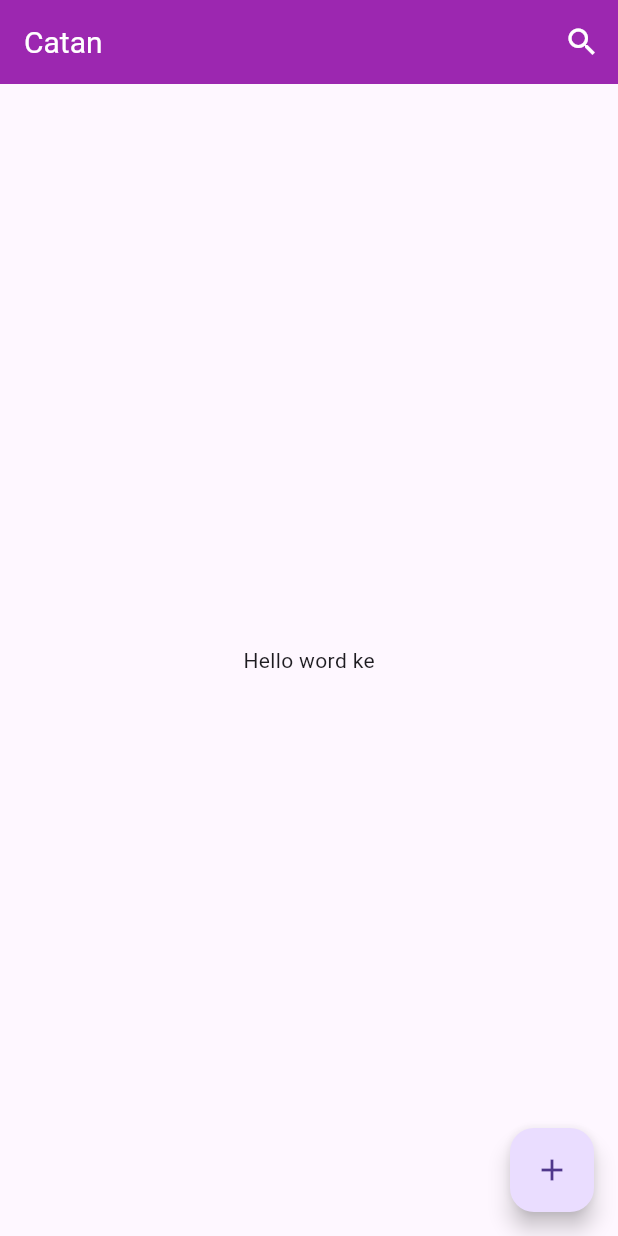
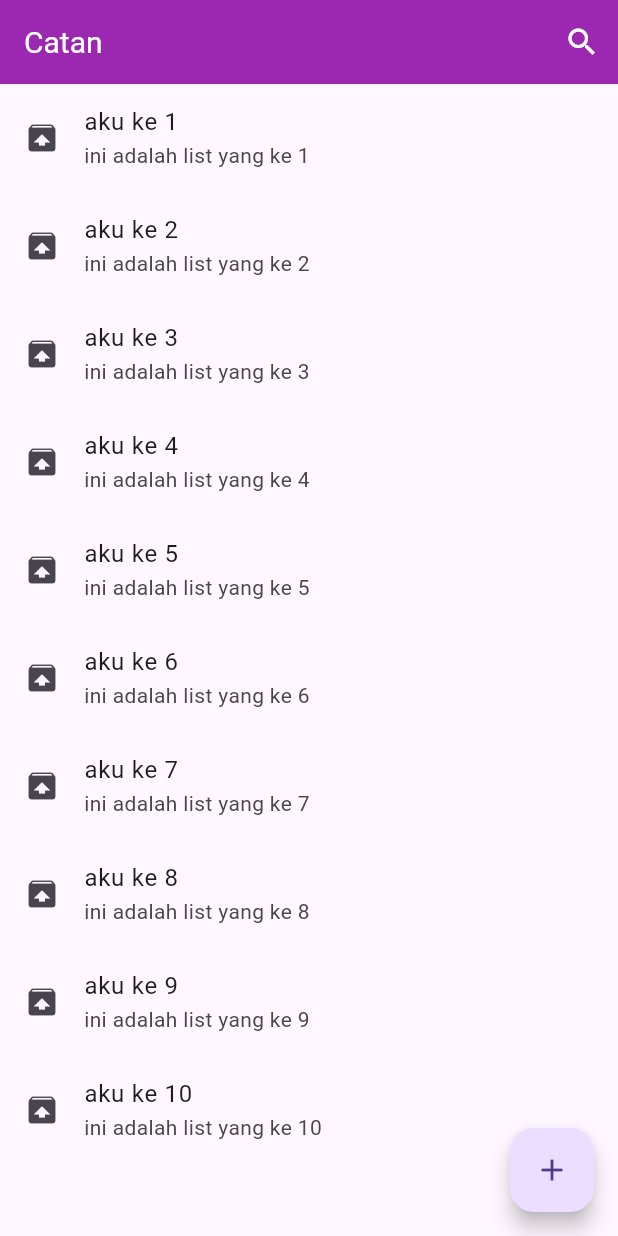
Before and after one commit to AimanFadillah/Belajar-Flutter, a Flutter app: the screen it shows after launch, on a phone screen of 412 x 824 dp. Run offline on Flutter 3.47's test engine with Material 3 defaults, Android fonts, the phone set to English and light mode, and no system bars.

Commit message:
ListView

```diff
--- a/lib/main.dart
+++ b/lib/main.dart
@@ -36,8 +36,12 @@ class BodyApp extends StatelessWidget{
   const BodyApp ({super.key});
   @override
   Widget build(BuildContext context) {
-    return const Center(
-      child: Text("Hello word ke"),
+    return ListView(
+      children: List.generate(10,(index) => ListTile(
+        title: Text("aku ke ${index + 1}"),
+        subtitle: Text("ini adalah list yang ke ${index + 1}"),
+        leading: const Icon(Icons.unarchive_rounded),
+      )),
     );
   }
 }
```
